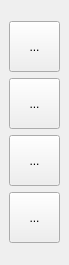
This is app/dockwidget.ui in otsakir/stl-optimizer as Qt 5 draws it before an edit. The edited form follows.
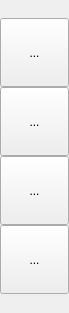
This is the edited form.

The edit to the form file:
```diff
--- a/app/dockwidget.ui
+++ b/app/dockwidget.ui
@@ -7,7 +7,7 @@
     <x>0</x>
     <y>0</y>
     <width>69</width>
-    <height>265</height>
+    <height>313</height>
    </rect>
   </property>
   <property name="sizePolicy">
@@ -19,7 +19,13 @@
   <property name="minimumSize">
    <size>
     <width>69</width>
-    <height>265</height>
+    <height>313</height>
+   </size>
+  </property>
+  <property name="maximumSize">
+   <size>
+    <width>69</width>
+    <height>313</height>
    </size>
   </property>
   <property name="windowTitle">
@@ -33,12 +39,27 @@
     </sizepolicy>
    </property>
    <layout class="QVBoxLayout" name="verticalLayout">
+    <property name="spacing">
+     <number>0</number>
+    </property>
+    <property name="leftMargin">
+     <number>0</number>
+    </property>
+    <property name="topMargin">
+     <number>0</number>
+    </property>
+    <property name="rightMargin">
+     <number>0</number>
+    </property>
+    <property name="bottomMargin">
+     <number>0</number>
+    </property>
     <item>
      <widget class="QToolButton" name="toolButton_4">
       <property name="minimumSize">
        <size>
-        <width>51</width>
-        <height>51</height>
+        <width>69</width>
+        <height>69</height>
        </size>
       </property>
       <property name="text">
@@ -50,8 +71,8 @@
      <widget class="QToolButton" name="toolButton_3">
       <property name="minimumSize">
        <size>
-        <width>51</width>
-        <height>51</height>
+        <width>69</width>
+        <height>69</height>
        </size>
       </property>
       <property name="text">
@@ -63,8 +84,8 @@
      <widget class="QToolButton" name="toolButton_2">
       <property name="minimumSize">
        <size>
-        <width>51</width>
-        <height>51</height>
+        <width>69</width>
+        <height>69</height>
        </size>
       </property>
       <property name="text">
@@ -82,8 +103,8 @@
       </property>
       <property name="minimumSize">
        <size>
-        <width>51</width>
-        <height>51</height>
+        <width>69</width>
+        <height>69</height>
        </size>
       </property>
       <property name="text">
```
Left out of the diff: 2 changed lines with no effect on the pictures.
